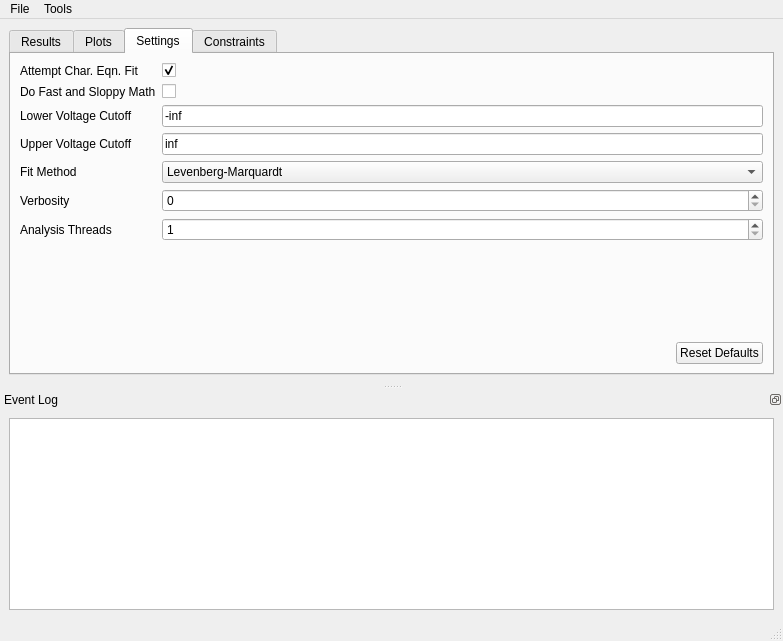
This is batch_iv_analysis/batch-iv-analysis.ui in greyltc/analysis-software as Qt 5 draws it before an edit. The edited form follows.
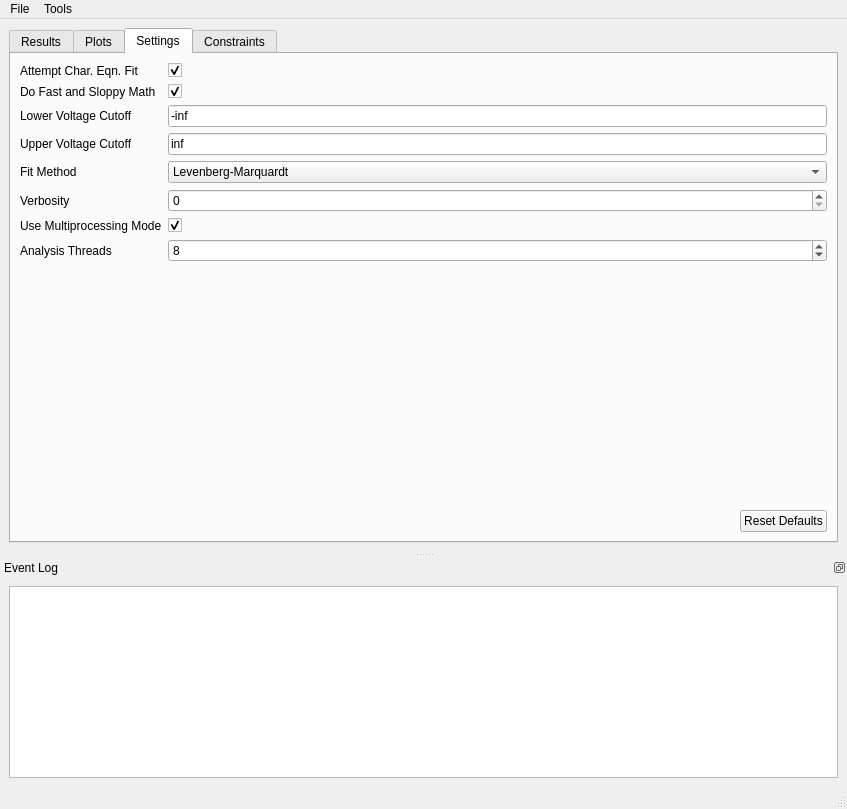
This is the edited form. The open tabs and pages were chosen to show the change.

Commit message: multiprocessing ui settings added

The edit to the form file:
```diff
--- a/batch_iv_analysis/batch-iv-analysis.ui
+++ b/batch_iv_analysis/batch-iv-analysis.ui
@@ -6,8 +6,8 @@
    <rect>
     <x>0</x>
     <y>0</y>
-    <width>783</width>
-    <height>641</height>
+    <width>847</width>
+    <height>809</height>
    </rect>
   </property>
   <property name="windowTitle">
@@ -109,7 +109,11 @@
              </widget>
             </item>
             <item row="1" column="1">
-             <widget class="QCheckBox" name="doFastAndSloppyMathCheckBox"/>
+             <widget class="QCheckBox" name="doFastAndSloppyMathCheckBox">
+              <property name="checked">
+               <bool>true</bool>
+              </property>
+             </widget>
             </item>
             <item row="2" column="0">
              <widget class="QLabel" name="lowerVoltageCutoffLabel">
@@ -200,20 +204,37 @@
               </property>
              </widget>
             </item>
-            <item row="6" column="0">
+            <item row="7" column="0">
              <widget class="QLabel" name="analysisThreadsLabel">
               <property name="text">
                <string>Analysis Threads</string>
               </property>
              </widget>
             </item>
-            <item row="6" column="1">
+            <item row="7" column="1">
              <widget class="QSpinBox" name="analysisThreadsSpinBox">
               <property name="minimum">
                <number>1</number>
               </property>
               <property name="value">
-               <number>1</number>
+               <number>8</number>
+              </property>
+             </widget>
+            </item>
+            <item row="6" column="0">
+             <widget class="QLabel" name="useMultithreadingModeLabel">
+              <property name="toolTip">
+               <string>&lt;html&gt;&lt;head/&gt;&lt;body&gt;&lt;p&gt;Speeds up analysis by analyzing multiple files in parallel&lt;/p&gt;&lt;/body&gt;&lt;/html&gt;</string>
+              </property>
+              <property name="text">
+               <string>Use Multiprocessing Mode</string>
+              </property>
+             </widget>
+            </item>
+            <item row="6" column="1">
+             <widget class="QCheckBox" name="useMultithreadingModeCheckBox">
+              <property name="checked">
+               <bool>true</bool>
               </property>
              </widget>
             </item>
@@ -543,7 +564,7 @@
     <rect>
      <x>0</x>
      <y>0</y>
-     <width>783</width>
+     <width>847</width>
      <height>25</height>
     </rect>
    </property>
```
Left out of the diff: 3 changed lines with no effect on the pictures. The commit also changes 2 other files.
